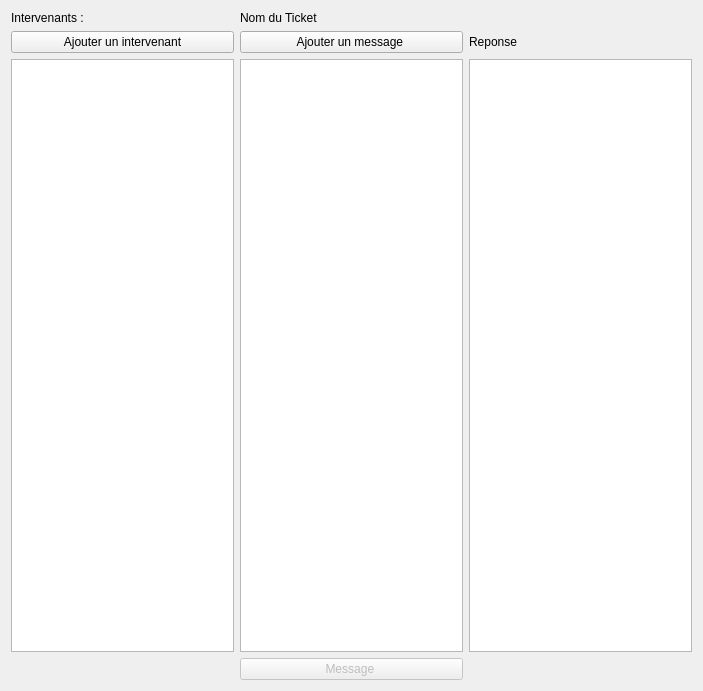
Qt form pagegestionmessage.ui (emelttgl/EASYTICKET) before a commit.
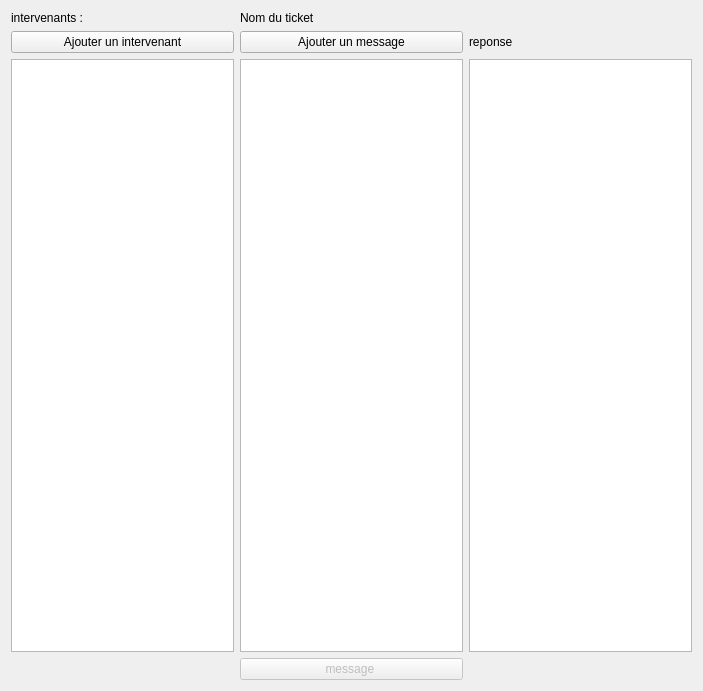
The same form after that commit.

What changed in the file:
```diff
--- a/pagegestionmessage.ui
+++ b/pagegestionmessage.ui
@@ -23,21 +23,21 @@
    <item row="1" column="0">
     <widget class="QLabel" name="label_2">
      <property name="text">
-      <string>Intervenants : </string>
+      <string>intervenants : </string>
      </property>
     </widget>
    </item>
    <item row="2" column="2">
     <widget class="QLabel" name="label_3">
      <property name="text">
-      <string>Reponse</string>
+      <string>reponse</string>
      </property>
     </widget>
    </item>
    <item row="1" column="1">
     <widget class="QLabel" name="label">
      <property name="text">
-      <string>Nom du Ticket</string>
+      <string>Nom du ticket</string>
      </property>
     </widget>
    </item>
@@ -57,14 +57,14 @@
       <bool>false</bool>
      </property>
      <property name="text">
-      <string>Message </string>
+      <string>message </string>
      </property>
     </widget>
    </item>
    <item row="2" column="1">
     <widget class="QPushButton" name="ajouterMessageButton">
      <property name="text">
-      <string>Ajouter un message </string>
+      <string>Ajouter un message</string>
      </property>
     </widget>
    </item>
```
